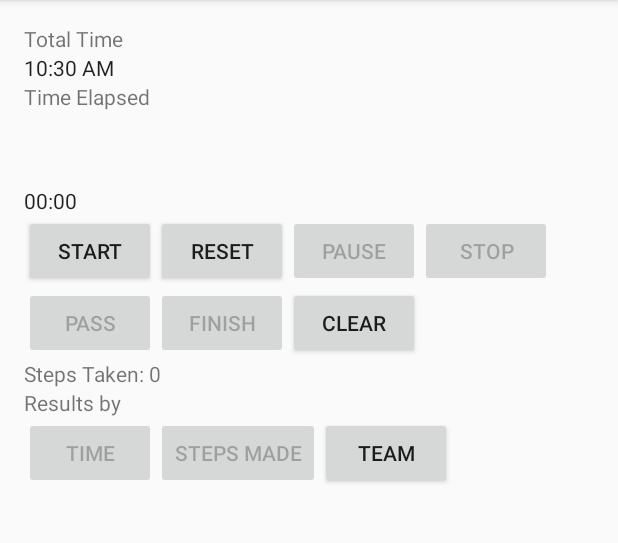
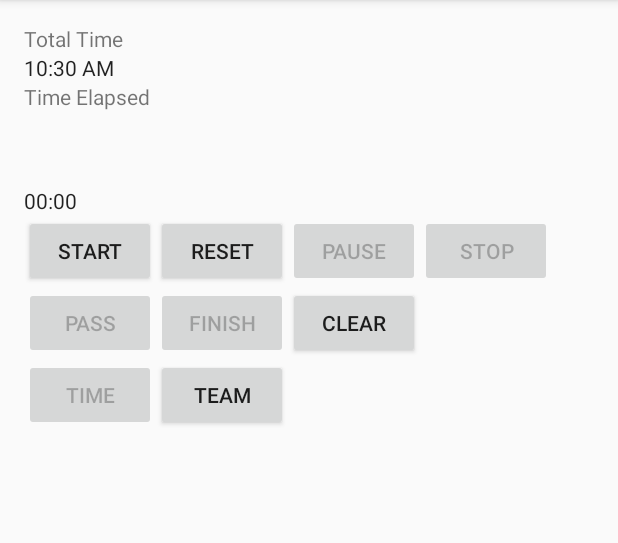
Before and after one commit to SuperBigL/AndroidFinalProject1, an Android app: the FinalProjectActivity screen opened directly, with no data from a screen before it, on a phone screen of 412 x 824 dp, the part 84-627 px from its top. Run offline under Robolectric (Android 15) with nearby library versions, the phone set to English and light mode, and no system bars.

Commit message:
The final product! The steps product had to gotten rid due to time constraints. I stripped this app down to what I can do. It's still a few steps above my instructor's code, so I'm good.

```diff
--- a/app/src/main/AndroidManifest.xml
+++ b/app/src/main/AndroidManifest.xml
@@ -2,8 +2,6 @@
 <manifest xmlns:android="http://schemas.android.com/apk/res/android"
     package="leban.nait.ca.finalproject">
 
-    <uses-feature android:name="android.hardware.sensor.stepcounter" />
-    <uses-feature android:name="android.hardware.sensor.stepdetector" />
     <uses-feature android:name="android.location.LocationManager" />
 
     <application
@@ -23,7 +21,6 @@
             </intent-filter>
         </activity>
         <activity android:name=".FinalProjectActivity" />
-        <activity android:name=".StepsGraph" />
         <activity android:name=".TimesGraph" />
     </application>
 
--- a/app/src/main/java/leban/nait/ca/finalproject/FinalProjectActivity.java
+++ b/app/src/main/java/leban/nait/ca/finalproject/FinalProjectActivity.java
@@ -1,12 +1,6 @@
 package leban.nait.ca.finalproject;
 
-import android.app.DatePickerDialog;
-import android.app.TimePickerDialog;
 import android.content.Intent;
-import android.hardware.Sensor;
-import android.hardware.SensorEvent;
-import android.hardware.SensorEventListener;
-import android.hardware.SensorManager;
 import android.os.Bundle;
 import android.os.SystemClock;
 import android.support.v7.app.AppCompatActivity;
@@ -18,45 +12,30 @@ import android.widget.AdapterView;
 import android.widget.ArrayAdapter;
 import android.widget.Button;
 import android.widget.Chronometer;
-import android.widget.DatePicker;
 import android.widget.ListView;
 import android.widget.TextClock;
 import android.widget.TextView;
-import android.widget.TimePicker;
 
-import java.text.DateFormat;
 import java.util.ArrayList;
-import java.util.Calendar;
 
-public class FinalProjectActivity extends AppCompatActivity implements View.OnClickListener, AdapterView.OnItemSelectedListener, SensorEventListener {
+public class FinalProjectActivity extends AppCompatActivity implements View.OnClickListener, AdapterView.OnItemSelectedListener {
     static final String TAG = "Watton";
-    DateFormat formatter;
     Chronometer chrono;
     TextClock clock;
-    Button startButton, passButton, pauseButton, stopButton, timesButton, stepsButton, finishButton, setupButton, clearButton;
+    Button startButton, passButton, pauseButton, stopButton, timesButton, finishButton, setupButton, clearButton, resetButton;
     boolean running = false, finalLap = false, finished = false;
-    TextView currentDate, timeElapsed, stepsTaken;
-    Calendar c = Calendar.getInstance();
-    Sensor sensorCount, sensorDetector, motion;
-    SensorManager sManager, stepManager;
+    TextView currentDate, timeElapsed;
     ArrayList laps = new ArrayList();
     ListView lap;
-    double steps;
     Team team;
-    int lapsCount = 1, stepCount;
-    long timeStart = SystemClock.elapsedRealtime();
+    int lapsCount = 1;
 
 
     @Override
     protected void onCreate(Bundle savedInstanceState) {
         super.onCreate(savedInstanceState);
         setContentView(R.layout.content_final_project);
-        sManager = (SensorManager) getSystemService(SENSOR_SERVICE);
-        stepManager = (SensorManager) getSystemService(SENSOR_SERVICE);
-        sensorCount = sManager.getDefaultSensor(Sensor.TYPE_STEP_COUNTER);
-        sensorDetector = sManager.getDefaultSensor(Sensor.TYPE_STEP_DETECTOR);
-        motion = sManager.getDefaultSensor(Sensor.TYPE_ACCELEROMETER);
-        sManager.registerListener(this, motion, SensorManager.SENSOR_DELAY_FASTEST);
+
         chrono = (Chronometer) findViewById(R.id.chrono);
         clock = (TextClock) findViewById(R.id.currenttime);
         startButton = (Button) findViewById(R.id.startbutton);
@@ -64,18 +43,15 @@ public class FinalProjectActivity extends AppCompatActivity implements View.OnCl
         pauseButton = (Button) findViewById(R.id.pausebutton);
         stopButton = (Button) findViewById(R.id.stopbutton);
         setupButton = (Button) findViewById(R.id.teamsetup);
+        resetButton = (Button) findViewById(R.id.resetbutton);
         clearButton = (Button) findViewById(R.id.clearallbutton);
         timesButton = (Button) findViewById(R.id.viewbytime);
-        stepsButton = (Button) findViewById(R.id.viewbysteps);
         finishButton = (Button) findViewById(R.id.finishbutton);
         currentDate = (TextView) findViewById(R.id.dateAndTime);
         timeElapsed = (TextView) findViewById(R.id.chronotext);
-        stepsTaken = (TextView) findViewById(R.id.stepcount);
         lap = (ListView) findViewById(R.id.laps);
         timesButton.setEnabled(false);
-        stepsButton.setEnabled(false);
         finishButton.setEnabled(false);
-        stepsTaken.setText("0");
         stopButton.setEnabled(false);
         pauseButton.setEnabled(false);
         passButton.setEnabled(false);
@@ -89,29 +65,7 @@ public class FinalProjectActivity extends AppCompatActivity implements View.OnCl
     }
 
 
-    private void updateLabel() {
-        currentDate.setText(formatter.format(c.getTime()));
-    }
 
-
-    DatePickerDialog.OnDateSetListener d = new DatePickerDialog.OnDateSetListener() {
-        public void onDateSet(DatePicker view, int year, int monthOfYear,
-                              int dayOfMonth) {
-            c.set(Calendar.YEAR, year);
-            c.set(Calendar.MONTH, monthOfYear);
-            c.set(Calendar.DAY_OF_MONTH, dayOfMonth);
-            updateLabel();
-        }
-    };
-
-
-    TimePickerDialog.OnTimeSetListener t = new TimePickerDialog.OnTimeSetListener() {
-        public void onTimeSet(TimePicker view, int hourOfDay, int minute) {
-            c.set(Calendar.HOUR_OF_DAY, hourOfDay);
-            c.set(Calendar.MINUTE, minute);
-            updateLabel();
-        }
-    };
 
 
     @Override
@@ -139,21 +93,13 @@ public class FinalProjectActivity extends AppCompatActivity implements View.OnCl
     @Override
     protected void onResume() {
         super.onResume();
-        if (running) {
-            sManager.registerListener(this, sensorCount, SensorManager.SENSOR_DELAY_FASTEST);
-            sManager.registerListener(this, sensorDetector, SensorManager.SENSOR_DELAY_FASTEST);
-        }
-
-
-
     }
 
 
     @Override
     protected void onStop() {
         super.onStop();
-        sManager.unregisterListener(this, sensorCount);
-        sManager.unregisterListener(this, sensorDetector);
+        running = false;
 
     }
 
@@ -173,6 +119,7 @@ public class FinalProjectActivity extends AppCompatActivity implements View.OnCl
                 stopButton.setEnabled(true);
                 pauseButton.setEnabled(true);
                 passButton.setEnabled(true);
+                resetButton.setEnabled(true);
 
 
                 break;
@@ -189,18 +136,22 @@ public class FinalProjectActivity extends AppCompatActivity implements View.OnCl
             }
 
             case R.id.clearallbutton: {
+                chrono.setBase(SystemClock.elapsedRealtime());
                 chrono.stop();
                 laps.clear();
+                ArrayAdapter<String> runnerLaps = new ArrayAdapter<String>(this, android.R.layout.simple_list_item_1, laps);
+                lap.setAdapter(runnerLaps);
+                lapsCount = 1;
                 if (running) {
                     running = false;
+                }
                     startButton.setEnabled(true);
                     stopButton.setEnabled(false);
                     pauseButton.setEnabled(false);
                     passButton.setEnabled(false);
                     finishButton.setEnabled(false);
                     timesButton.setEnabled(false);
-                    stepsButton.setEnabled(false);
-                }
+
                 break;
             }
 
@@ -220,10 +171,7 @@ public class FinalProjectActivity extends AppCompatActivity implements View.OnCl
                 team.setRunnerTime(lapsCount - 1, timeElapsed);
                 team.getRunnerName(lapsCount - 1);
                 String lapInfo = team.getRunnerName(lapsCount - 1) + ": " + String.valueOf(team.getRunnerTime(lapsCount - 1) / 1000);
-                team.setRunnerSteps(lapsCount - 1, stepCount);
                 laps.add(lapInfo);
-                stepCount = 0;
-                stepsTaken.setText("0");
                 ArrayAdapter<String> runnerLaps = new ArrayAdapter<String>(this, android.R.layout.simple_list_item_1, laps);
                 lap.setAdapter(runnerLaps);
                 int runnerCount = team.getTeamSize();
@@ -252,21 +200,19 @@ public class FinalProjectActivity extends AppCompatActivity implements View.OnCl
                 team.setRunnerTime(lapsCount - 1, timeElapsed);
                 team.getRunnerName(lapsCount - 1);
                 String lapInfo = team.getRunnerName(lapsCount - 1) + ": " + String.valueOf(team.getRunnerTime(lapsCount - 1) / 1000);
-                team.setRunnerSteps(lapsCount - 1, stepCount);
                 laps.add(lapInfo);
-                stepsTaken.setText("0");
                 ArrayAdapter<String> runnerLaps = new ArrayAdapter<String>(this, android.R.layout.simple_list_item_1, laps);
                 lap.setAdapter(runnerLaps);
 
                 finished = true;
-                stepsTaken.setText("0");
-                startButton.setEnabled(true);
+                resetButton.setEnabled(false);
+                startButton.setEnabled(false);
                 stopButton.setEnabled(false);
                 pauseButton.setEnabled(false);
                 passButton.setEnabled(false);
                 finishButton.setEnabled(false);
-                stepsButton.setEnabled(true);
                 timesButton.setEnabled(true);
+
                 break;
 
 
@@ -275,7 +221,7 @@ public class FinalProjectActivity extends AppCompatActivity implements View.OnCl
             case R.id.resetbutton: {
                 chrono.setBase(SystemClock.elapsedRealtime());
                 chrono.start();
-                stepCount = 0;
+                lapsCount = 0;
                 if (running) {
                     passButton.setEnabled(false);
                     finishButton.setEnabled(true);
@@ -291,12 +237,6 @@ public class FinalProjectActivity extends AppCompatActivity implements View.OnCl
             }
 
 
-            case R.id.viewbysteps: {
-                Intent intent = new Intent(this, StepsGraph.class);
-                intent.putExtra("team", team);
-                this.startActivity(intent);
-                break;
-            }
             case R.id.teamsetup: {
                 Intent intent = new Intent(this, RegisterPlayersActivity.class);
                 intent.putExtra("team", team);
@@ -321,20 +261,5 @@ public class FinalProjectActivity extends AppCompatActivity implements View.OnCl
 
     }
 
-    @Override
-    public void onSensorChanged(SensorEvent event) {
-        Sensor sensor = event.sensor;
 
-        if (running) {
-            String textStep = String.valueOf(stepCount);
-            stepsTaken.setText(textStep);
-            stepCount++;
-        }
-
-    }
-
-    @Override
-    public void onAccuracyChanged(Sensor sensor, int accuracy) {
-
-    }
 }
--- a/app/src/main/java/leban/nait/ca/finalproject/TimesGraph.java
+++ b/app/src/main/java/leban/nait/ca/finalproject/TimesGraph.java
@@ -53,7 +53,9 @@ public class TimesGraph extends Activity {
         }
         timesGraph.getViewport().setMinX(-1);
         timesGraph.getViewport().setMaxX(8);
+        timesGraph.getViewport().setMinY(0);
         timesGraph.getViewport().setXAxisBoundsManual(true);
+        timesGraph.getViewport().setYAxisBoundsManual(true);
 
 
 
--- a/app/src/main/res/layout/content_final_project.xml
+++ b/app/src/main/res/layout/content_final_project.xml
@@ -61,14 +61,7 @@
         android:onClick="onClick"
         android:layout_below="@id/chrono"/>
 
-    <Button
-        android:layout_width="wrap_content"
-        android:layout_height="wrap_content"
-        android:id="@+id/clearallbutton"
-        android:text="Clear"
-        android:layout_toRightOf="@id/finishbutton"
-        android:layout_below="@id/startbutton"
-        android:onClick="onClick" />
+
 
 
     <Button
@@ -106,29 +99,16 @@
         android:layout_below="@id/startbutton"
         android:onClick="onClick" />
 
-    <TextView
+    <Button
         android:layout_width="wrap_content"
         android:layout_height="wrap_content"
-        android:text="Steps Taken: "
-        android:id="@+id/countlabel"
-        android:layout_below="@id/passoff" />
-
-    <TextView
-        android:layout_width="wrap_content"
-        android:layout_height="wrap_content"
-        android:id="@+id/stepcount"
-        android:layout_toRightOf="@id/countlabel"
-        android:layout_below="@id/passoff"
-        android:text="0" />
+        android:id="@+id/clearallbutton"
+        android:text="Clear"
+        android:layout_toRightOf="@id/finishbutton"
+        android:layout_below="@id/startbutton"
+        android:onClick="onClick" />
 
 
-    <TextView
-        android:layout_width="wrap_content"
-        android:layout_height="wrap_content"
-        android:text="Results by"
-        android:layout_below="@id/countlabel"
-        android:id="@+id/resultstext"
-        android:textAlignment="gravity" />
 
 
     <Button
@@ -136,26 +116,18 @@
         android:layout_height="wrap_content"
         android:id="@+id/viewbytime"
         android:text="Time"
-        android:layout_below="@id/resultstext"
+        android:layout_below="@id/passoff"
         android:onClick="onClick" />
 
 
-    <Button
-        android:layout_width="wrap_content"
-        android:layout_height="wrap_content"
-        android:id="@+id/viewbysteps"
-        android:text="Steps Made"
-        android:layout_toRightOf="@id/viewbytime"
-        android:layout_below="@id/resultstext"
-        android:onClick="onClick" />
 
     <Button
         android:layout_width="wrap_content"
         android:layout_height="wrap_content"
         android:id="@+id/teamsetup"
         android:text="Team"
-        android:layout_toRightOf="@id/viewbysteps"
-        android:layout_below="@id/resultstext"
+        android:layout_below="@id/passoff"
+        android:layout_toRightOf="@id/viewbytime"
         android:onClick="onClick" />
 
 
```
Also changed, not shown: app/src/main/java/leban/nait/ca/finalproject/Runner.java (+0 -8 lines), app/src/main/java/leban/nait/ca/finalproject/StepsGraph.java (deleted, +0 -60 lines), app/src/main/java/leban/nait/ca/finalproject/Team.java (+0 -10 lines), app/src/main/res/layout/graphresults.xml (deleted, +0 -27 lines), app/src/main/res/layout/stepsgraph.xml (deleted, +0 -15 lines).
